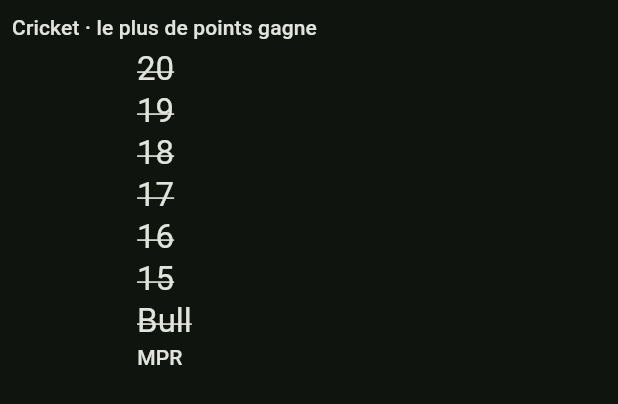
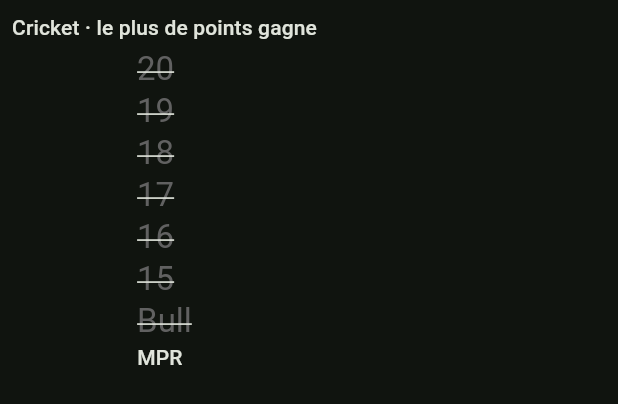
Before and after one commit to ThomsGodart/darts, a Flutter app: the CricketBoard widget shown alone on an empty page, opened directly with empty values, on a phone screen of 412 x 824 dp. Shown: the top 404 px of the screen. Run offline on Flutter 3.47's test engine with Material 3 defaults, Android fonts, the phone set to English and light mode, and no system bars; our stand-ins replace drift, drift_flutter, supabase_flutter, wakelock_plus; accounts and stored records are empty; generated files the repository leaves out were written again.

Commit message:
Cricket board readable from the oche (cricket ticket 05)
Adds cricket tokens to DartsTokens and the default theme (mark, closed
and dead colours, mark and points sizes); the token class is now built
from one field list. The board shares the width between player columns,
truncates names and scales marks and points, so eight players fit a
6.1" phone; open, closed and dead numbers are coloured from the tokens
and the active column is highlighted.

Co-Authored-By: Claude Opus 5.5 <noreply@anthropic.com>

```diff
--- a/lib/game/cricket_board.dart
+++ b/lib/game/cricket_board.dart
@@ -13,7 +13,8 @@ String markSymbol(int marks) => switch (marks) {
 };
 
 /// Cricket scoreboard: a row per number (20 at the top, the bull last), a
-/// column per player, points underneath.
+/// column per player, points and MPR underneath. Player columns share the
+/// width, so up to eight players fit a phone without scrolling sideways.
 class CricketBoard extends StatelessWidget {
   const CricketBoard({super.key, required this.game});
 
@@ -23,19 +24,6 @@ class CricketBoard extends StatelessWidget {
   Widget build(BuildContext context) {
     final tokens = Theme.of(context).extension<DartsTokens>()!;
     final textTheme = Theme.of(context).textTheme;
-    final active = game.activeIndex;
-
-    Widget cell(int column, Widget child) => Container(
-      color: column == active ? tokens.activePlayer : null,
-      padding: const EdgeInsets.symmetric(vertical: 6, horizontal: 4),
-      alignment: Alignment.center,
-      child: child,
-    );
-
-    TextStyle onColumn(int column, TextStyle? base) =>
-        (base ?? const TextStyle()).copyWith(
-          color: column == active ? tokens.onActivePlayer : null,
-        );
 
     return SingleChildScrollView(
       key: const Key('cricket-board'),
@@ -52,95 +40,122 @@ class CricketBoard extends StatelessWidget {
             style: textTheme.labelLarge,
           ),
           const SizedBox(height: 4),
-          _table(game, cell, onColumn, textTheme),
+          Table(
+            defaultVerticalAlignment: TableCellVerticalAlignment.middle,
+            columnWidths: const {0: IntrinsicColumnWidth()},
+            defaultColumnWidth: const FlexColumnWidth(),
+            children: [
+              _row(
+                label: const SizedBox.shrink(),
+                cellOf: (score) => Text(
+                  score.player.name,
+                  maxLines: 1,
+                  overflow: TextOverflow.ellipsis,
+                  style: textTheme.titleSmall,
+                ),
+                tokens: tokens,
+              ),
+              for (final number in cricketNumbers)
+                _row(
+                  label: Text(
+                    number == Dart.bullSector ? 'Bull' : '$number',
+                    style: textTheme.titleLarge?.copyWith(
+                      color: game.isDead(number) ? tokens.cricketDead : null,
+                      decoration: game.isDead(number)
+                          ? TextDecoration.lineThrough
+                          : null,
+                    ),
+                  ),
+                  cellOf: (score) => _Mark(
+                    marks: score.marksOn(number),
+                    color: game.isDead(number)
+                        ? tokens.cricketDead
+                        : score.isClosed(number)
+                        ? tokens.cricketClosed
+                        : tokens.cricketMark,
+                    fontSize: tokens.cricketMarkFontSize,
+                  ),
+                  tokens: tokens,
+                ),
+              _row(
+                label: const SizedBox.shrink(),
+                cellOf: (score) => FittedBox(
+                  child: Text(
+                    '${score.points}',
+                    style: TextStyle(
+                      fontSize: tokens.cricketPointsFontSize,
+                      fontWeight: FontWeight.bold,
+                    ),
+                  ),
+                ),
+                tokens: tokens,
+              ),
+              _row(
+                label: Text('MPR', style: textTheme.labelLarge),
+                cellOf: (score) => Text(
+                  averageLabel(game.marksPerRound(score.player)),
+                  style: textTheme.labelLarge,
+                ),
+                tokens: tokens,
+              ),
+            ],
+          ),
         ],
       ),
     );
   }
 
-  Widget _table(
-    CricketGame game,
-    Widget Function(int, Widget) cell,
-    TextStyle Function(int, TextStyle?) onColumn,
-    TextTheme textTheme,
-  ) {
-    return Table(
-      defaultVerticalAlignment: TableCellVerticalAlignment.middle,
-      columnWidths: const {0: IntrinsicColumnWidth()},
+  /// A board row: a label, then one cell per player, the active player's
+  /// column highlighted.
+  TableRow _row({
+    required Widget label,
+    required Widget Function(CricketScore) cellOf,
+    required DartsTokens tokens,
+  }) {
+    return TableRow(
       children: [
-        TableRow(
-          children: [
-            const SizedBox.shrink(),
-            for (final (i, score) in game.scores.indexed)
-              cell(
-                i,
-                Text(
-                  score.player.name,
-                  overflow: TextOverflow.ellipsis,
-                  style: onColumn(i, textTheme.titleMedium),
-                ),
-              ),
-          ],
+        Padding(
+          padding: const EdgeInsets.symmetric(horizontal: 8),
+          child: label,
         ),
-        for (final number in cricketNumbers)
-          TableRow(
-            children: [
-              Padding(
-                padding: const EdgeInsets.symmetric(horizontal: 8),
-                child: Text(
-                  number == Dart.bullSector ? 'Bull' : '$number',
-                  style: textTheme.titleLarge?.copyWith(
-                    decoration: game.isDead(number)
-                        ? TextDecoration.lineThrough
-                        : null,
-                  ),
-                ),
-              ),
-              for (final (i, score) in game.scores.indexed)
-                cell(
-                  i,
-                  Text(
-                    markSymbol(score.marksOn(number)),
-                    style: onColumn(i, textTheme.headlineSmall),
-                  ),
-                ),
-            ],
+        for (final (i, score) in game.scores.indexed)
+          Container(
+            color: i == game.activeIndex
+                ? tokens.activePlayer.withValues(alpha: 0.25)
+                : null,
+            padding: const EdgeInsets.symmetric(vertical: 4, horizontal: 2),
+            alignment: Alignment.center,
+            child: cellOf(score),
           ),
-        TableRow(
-          children: [
-            const SizedBox.shrink(),
-            for (final (i, score) in game.scores.indexed)
-              cell(
-                i,
-                Text(
-                  '${score.points}',
-                  style: onColumn(
-                    i,
-                    textTheme.headlineMedium?.copyWith(
-                      fontWeight: FontWeight.bold,
-                    ),
-                  ),
-                ),
-              ),
-          ],
-        ),
-        TableRow(
-          children: [
-            Padding(
-              padding: const EdgeInsets.symmetric(horizontal: 8),
-              child: Text('MPR', style: textTheme.labelLarge),
-            ),
-            for (final (i, score) in game.scores.indexed)
-              cell(
-                i,
-                Text(
-                  averageLabel(game.marksPerRound(score.player)),
-                  style: onColumn(i, textTheme.labelLarge),
-                ),
-              ),
-          ],
-        ),
       ],
     );
   }
 }
+
+class _Mark extends StatelessWidget {
+  const _Mark({
+    required this.marks,
+    required this.color,
+    required this.fontSize,
+  });
+
+  final int marks;
+  final Color color;
+  final double fontSize;
+
+  @override
+  Widget build(BuildContext context) => SizedBox(
+    height: fontSize * 1.2,
+    child: FittedBox(
+      child: Text(
+        markSymbol(marks),
+        style: TextStyle(
+          fontSize: fontSize,
+          color: color,
+          fontWeight: FontWeight.bold,
+          height: 1,
+        ),
+      ),
+    ),
+  );
+}
--- a/lib/theme/app_themes.dart
+++ b/lib/theme/app_themes.dart
@@ -26,10 +26,15 @@ ThemeData _buildDefault() {
         onBust: Color(0xFFFFFFFF),
         checkout: Color(0xFF43A047),
         onCheckout: Color(0xFFFFFFFF),
+        cricketMark: Color(0xFFE0E0E0),
+        cricketClosed: Color(0xFF66BB6A),
+        cricketDead: Color(0xFF616161),
         remainingFontSize: 120,
         playerNameFontSize: 40,
         compactRemainingFontSize: 32,
         visitSummaryFontSize: 20,
+        cricketMarkFontSize: 34,
+        cricketPointsFontSize: 36,
       ),
     ],
   );
--- a/lib/theme/darts_tokens.dart
+++ b/lib/theme/darts_tokens.dart
@@ -15,23 +15,40 @@ class DartsTokens extends ThemeExtension<DartsTokens> {
     required this.onBust,
     required this.checkout,
     required this.onCheckout,
+    required this.cricketMark,
+    required this.cricketClosed,
+    required this.cricketDead,
     required this.remainingFontSize,
     required this.playerNameFontSize,
     required this.compactRemainingFontSize,
     required this.visitSummaryFontSize,
+    required this.cricketMarkFontSize,
+    required this.cricketPointsFontSize,
   });
 
   /// Highlight of the player whose turn it is.
   final Color activePlayer;
+
   final Color onActivePlayer;
 
   /// Signal shown when a visit busts.
   final Color bust;
+
   final Color onBust;
 
   /// Accent when the remaining score is finishable.
   final Color checkout;
+
   final Color onCheckout;
+
+  /// Marks on a number still open for that player.
+  final Color cricketMark;
+
+  /// Marks on a number the player has closed.
+  final Color cricketClosed;
+
+  /// A number every player has closed: it no longer scores.
+  final Color cricketDead;
 
   /// Active player's remaining score, meant to be read from 2–3 m.
   final double remainingFontSize;
@@ -45,6 +62,12 @@ class DartsTokens extends ThemeExtension<DartsTokens> {
   /// Last visit and average under the active player's remaining score.
   final double visitSummaryFontSize;
 
+  /// Marks on the cricket board, meant to be read from 2–3 m.
+  final double cricketMarkFontSize;
+
+  /// Points under the cricket board.
+  final double cricketPointsFontSize;
+
   @override
   DartsTokens copyWith({
     Color? activePlayer,
@@ -53,10 +76,15 @@ class DartsTokens extends ThemeExtension<DartsTokens> {
     Color? onBust,
     Color? checkout,
     Color? onCheckout,
+    Color? cricketMark,
+    Color? cricketClosed,
+    Color? cricketDead,
     double? remainingFontSize,
     double? playerNameFontSize,
     double? compactRemainingFontSize,
     double? visitSummaryFontSize,
+    double? cricketMarkFontSize,
+    double? cricketPointsFontSize,
   }) {
     return DartsTokens(
       activePlayer: activePlayer ?? this.activePlayer,
@@ -65,11 +93,17 @@ class DartsTokens extends ThemeExtension<DartsTokens> {
       onBust: onBust ?? this.onBust,
       checkout: checkout ?? this.checkout,
       onCheckout: onCheckout ?? this.onCheckout,
+      cricketMark: cricketMark ?? this.cricketMark,
+      cricketClosed: cricketClosed ?? this.cricketClosed,
+      cricketDead: cricketDead ?? this.cricketDead,
       remainingFontSize: remainingFontSize ?? this.remainingFontSize,
       playerNameFontSize: playerNameFontSize ?? this.playerNameFontSize,
       compactRemainingFontSize:
           compactRemainingFontSize ?? this.compactRemainingFontSize,
       visitSummaryFontSize: visitSummaryFontSize ?? this.visitSummaryFontSize,
+      cricketMarkFontSize: cricketMarkFontSize ?? this.cricketMarkFontSize,
+      cricketPointsFontSize:
+          cricketPointsFontSize ?? this.cricketPointsFontSize,
     );
   }
 
@@ -83,6 +117,9 @@ class DartsTokens extends ThemeExtension<DartsTokens> {
       onBust: Color.lerp(onBust, other.onBust, t)!,
       checkout: Color.lerp(checkout, other.checkout, t)!,
       onCheckout: Color.lerp(onCheckout, other.onCheckout, t)!,
+      cricketMark: Color.lerp(cricketMark, other.cricketMark, t)!,
+      cricketClosed: Color.lerp(cricketClosed, other.cricketClosed, t)!,
+      cricketDead: Color.lerp(cricketDead, other.cricketDead, t)!,
       remainingFontSize: lerpDouble(
         remainingFontSize,
         other.remainingFontSize,
@@ -103,6 +140,16 @@ class DartsTokens extends ThemeExtension<DartsTokens> {
         other.visitSummaryFontSize,
         t,
       )!,
+      cricketMarkFontSize: lerpDouble(
+        cricketMarkFontSize,
+        other.cricketMarkFontSize,
+        t,
+      )!,
+      cricketPointsFontSize: lerpDouble(
+        cricketPointsFontSize,
+        other.cricketPointsFontSize,
+        t,
+      )!,
     );
   }
 
@@ -115,22 +162,32 @@ class DartsTokens extends ThemeExtension<DartsTokens> {
       other.onBust == onBust &&
       other.checkout == checkout &&
       other.onCheckout == onCheckout &&
+      other.cricketMark == cricketMark &&
+      other.cricketClosed == cricketClosed &&
+      other.cricketDead == cricketDead &&
       other.remainingFontSize == remainingFontSize &&
       other.playerNameFontSize == playerNameFontSize &&
       other.compactRemainingFontSize == compactRemainingFontSize &&
-      other.visitSummaryFontSize == visitSummaryFontSize;
+      other.visitSummaryFontSize == visitSummaryFontSize &&
+      other.cricketMarkFontSize == cricketMarkFontSize &&
+      other.cricketPointsFontSize == cricketPointsFontSize;
 
   @override
-  int get hashCode => Object.hash(
+  int get hashCode => Object.hashAll([
     activePlayer,
     onActivePlayer,
     bust,
     onBust,
     checkout,
     onCheckout,
+    cricketMark,
+    cricketClosed,
+    cricketDead,
     remainingFontSize,
     playerNameFontSize,
     compactRemainingFontSize,
     visitSummaryFontSize,
-  );
+    cricketMarkFontSize,
+    cricketPointsFontSize,
+  ]);
 }
```
Also changed, not shown: 2 other files.
